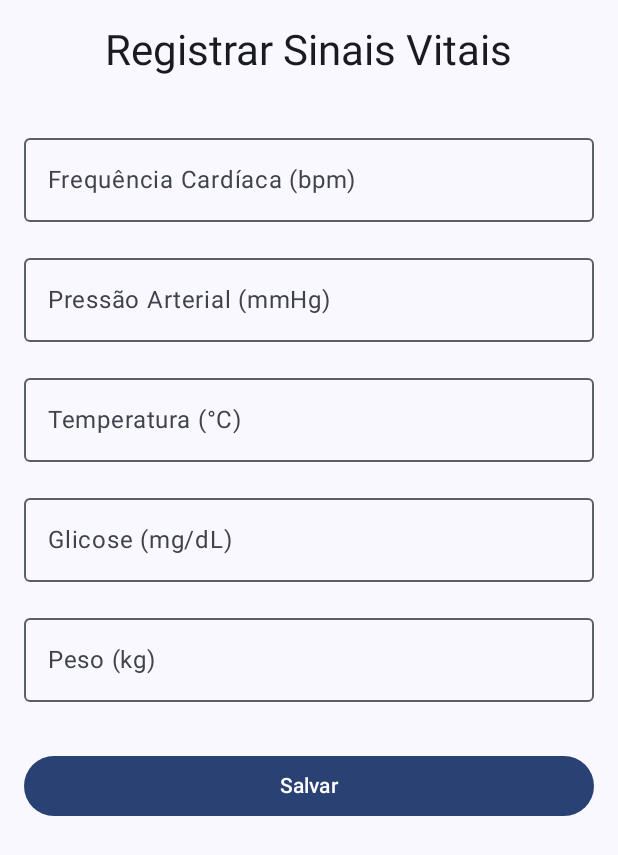
After one commit to gabriel-asafe/AppMobile, an Android app built with Jetpack Compose: the composable LogVitalsScreen called with empty values, on a phone screen of 412 x 824 dp. The commit adds this screen. Shown: the top 855 px of the screen. Run offline under Robolectric (Android 15) with nearby library versions, the phone set to English and light mode, and no system bars; our stand-ins replace Firebase (no records; nobody signed in at launch, a user with empty details on screens opened directly).

Commit message:
feat: Implementa funcionalidade de sinais vitais

```diff
--- a/app/build.gradle.kts
+++ b/app/build.gradle.kts
@@ -43,7 +43,7 @@ android {
         compose = true
     }
     composeOptions {
-        kotlinCompilerExtensionVersion = "1.5.3"
+        kotlinCompilerExtensionVersion = "1.5.11"
     }
 
     packaging {
--- /dev/null
+++ b/app/src/main/java/com/example/saudeconectada/ui/screens/LogVitalsScreen.kt
@@ -0,0 +1,87 @@
+package com.example.saudeconectada.ui.screens
+
+import androidx.compose.foundation.layout.*
+import androidx.compose.foundation.text.KeyboardOptions
+import androidx.compose.material3.*
+import androidx.compose.runtime.*
+import androidx.compose.ui.Alignment
+import androidx.compose.ui.Modifier
+import androidx.compose.ui.text.input.KeyboardType
+import androidx.compose.ui.unit.dp
+import androidx.lifecycle.viewmodel.compose.viewModel
+import androidx.navigation.NavController
+import com.example.saudeconectada.data.model.Vital
+import com.example.saudeconectada.ui.viewmodels.LogVitalsUiState
+import com.example.saudeconectada.ui.viewmodels.LogVitalsViewModel
+
+@Composable
+fun LogVitalsScreen(
+    navController: NavController,
+    patientId: String,
+    viewModel: LogVitalsViewModel = viewModel()
+) {
+    var heartRate by remember { mutableStateOf("") }
+    var bloodPressure by remember { mutableStateOf("") }
+    var temperature by remember { mutableStateOf("") }
+    var glucose by remember { mutableStateOf("") }
+    var weight by remember { mutableStateOf("") }
+
+    val uiState by viewModel.uiState.collectAsState()
+
+    LaunchedEffect(uiState) {
+        if (uiState is LogVitalsUiState.Success) {
+            navController.popBackStack()
+        }
+    }
+
+    Column(
+        modifier = Modifier
+            .fillMaxSize()
+            .padding(16.dp),
+        horizontalAlignment = Alignment.CenterHorizontally
+    ) {
+        Text("Registrar Sinais Vitais", style = MaterialTheme.typography.headlineMedium)
+        Spacer(modifier = Modifier.height(32.dp))
+
+        OutlinedTextField(value = heartRate, onValueChange = { heartRate = it }, label = { Text("Frequência Cardíaca (bpm)") }, keyboardOptions = KeyboardOptions(keyboardType = KeyboardType.Number), modifier = Modifier.fillMaxWidth())
+        Spacer(modifier = Modifier.height(16.dp))
+
+        OutlinedTextField(value = bloodPressure, onValueChange = { bloodPressure = it }, label = { Text("Pressão Arterial (mmHg)") }, keyboardOptions = KeyboardOptions(keyboardType = KeyboardType.Text), modifier = Modifier.fillMaxWidth())
+        Spacer(modifier = Modifier.height(16.dp))
+
+        OutlinedTextField(value = temperature, onValueChange = { temperature = it }, label = { Text("Temperatura (°C)") }, keyboardOptions = KeyboardOptions(keyboardType = KeyboardType.Decimal), modifier = Modifier.fillMaxWidth())
+        Spacer(modifier = Modifier.height(16.dp))
+
+        OutlinedTextField(value = glucose, onValueChange = { glucose = it }, label = { Text("Glicose (mg/dL)") }, keyboardOptions = KeyboardOptions(keyboardType = KeyboardType.Number), modifier = Modifier.fillMaxWidth())
+        Spacer(modifier = Modifier.height(16.dp))
+
+        OutlinedTextField(value = weight, onValueChange = { weight = it }, label = { Text("Peso (kg)") }, keyboardOptions = KeyboardOptions(keyboardType = KeyboardType.Decimal), modifier = Modifier.fillMaxWidth())
+        Spacer(modifier = Modifier.height(32.dp))
+
+        Button(
+            onClick = {
+                val vital = Vital(
+                    patientId = patientId,
+                    heartRate = heartRate.toIntOrNull() ?: 0,
+                    bloodPressure = bloodPressure,
+                    temperature = temperature.toDoubleOrNull() ?: 0.0,
+                    glucose = glucose.toIntOrNull() ?: 0,
+                    weight = weight.toDoubleOrNull() ?: 0.0
+                )
+                viewModel.addVital(vital)
+            },
+            modifier = Modifier.fillMaxWidth(),
+            enabled = uiState !is LogVitalsUiState.Loading
+        ) {
+            if (uiState is LogVitalsUiState.Loading) {
+                CircularProgressIndicator(modifier = Modifier.size(24.dp), color = MaterialTheme.colorScheme.onPrimary)
+            } else {
+                Text("Salvar")
+            }
+        }
+
+        if (uiState is LogVitalsUiState.Error) {
+            Text((uiState as LogVitalsUiState.Error).message, color = MaterialTheme.colorScheme.error, modifier = Modifier.padding(top = 8.dp))
+        }
+    }
+}
--- /dev/null
+++ b/app/src/main/java/com/example/saudeconectada/ui/viewmodels/LogVitalsViewModel.kt
@@ -0,0 +1,34 @@
+package com.example.saudeconectada.ui.viewmodels
+
+import androidx.lifecycle.ViewModel
+import androidx.lifecycle.viewModelScope
+import com.example.saudeconectada.data.model.Vital
+import com.example.saudeconectada.data.repository.VitalsRepository
+import kotlinx.coroutines.flow.MutableStateFlow
+import kotlinx.coroutines.flow.StateFlow
+import kotlinx.coroutines.launch
+
+class LogVitalsViewModel(private val vitalsRepository: VitalsRepository = VitalsRepository()) : ViewModel() {
+
+    private val _uiState = MutableStateFlow<LogVitalsUiState>(LogVitalsUiState.Idle)
+    val uiState: StateFlow<LogVitalsUiState> = _uiState
+
+    fun addVital(vital: Vital) {
+        viewModelScope.launch {
+            _uiState.value = LogVitalsUiState.Loading
+            val result = vitalsRepository.addVital(vital)
+            _uiState.value = if (result.isSuccess) {
+                LogVitalsUiState.Success
+            } else {
+                LogVitalsUiState.Error(result.exceptionOrNull()?.message ?: "Erro desconhecido")
+            }
+        }
+    }
+}
+
+sealed class LogVitalsUiState {
+    object Idle : LogVitalsUiState()
+    object Loading : LogVitalsUiState()
+    object Success : LogVitalsUiState()
+    data class Error(val message: String) : LogVitalsUiState()
+}
--- a/app/src/main/java/com/example/saudeconectada/ui/viewmodels/PatientDashboardViewModel.kt
+++ b/app/src/main/java/com/example/saudeconectada/ui/viewmodels/PatientDashboardViewModel.kt
@@ -19,7 +19,7 @@ class PatientDashboardViewModel : ViewModel() {
 
     private val repository = AuthRepository()
 
-    private val _uiState = MutableStateFlow<PatientDashboardUiState>(PatientDashboardUiState.Idle)
+    private val _uiState = MutableStateFlow<PatientDashboardUiState>(PatientDashboardUiState.Loading)
     val uiState = _uiState.asStateFlow()
 
     init {
--- a/gradle/libs.versions.toml
+++ b/gradle/libs.versions.toml
@@ -8,7 +8,7 @@ espressoCore = "3.7.0"
 lifecycleRuntimeKtx = "2.9.2"
 activityCompose = "1.10.1"
 composeBom = "2024.05.00"
-googleGmsGoogleServices = "4.4.2"
+googleGmsGoogleServices = "4.4.1"
 firebaseFirestore = "26.0.0"
 firebaseBom = "33.1.0"
 navigationCompose = "2.7.7"
```
Also changed, not shown: app/src/main/java/com/example/saudeconectada/data/model/Vital.kt (added, +15 -0 lines), app/src/main/java/com/example/saudeconectada/data/repository/AuthRepository.kt (+23 -2 lines), app/src/main/java/com/example/saudeconectada/data/repository/VitalsRepository.kt (added, +60 -0 lines), app/src/main/java/com/example/saudeconectada/navigation/AppNavigation.kt (+26 -0 lines), app/src/main/java/com/example/saudeconectada/ui/screens/DoctorDashboardScreen.kt (+35 -5 lines), app/src/main/java/com/example/saudeconectada/ui/screens/PatientDashboardScreen.kt (+17 -1 lines), app/src/main/java/com/example/saudeconectada/ui/screens/PatientVitalsScreen.kt (added, +79 -0 lines), app/src/main/java/com/example/saudeconectada/ui/viewmodels/DoctorDashboardViewModel.kt (+28 -7 lines), app/src/main/java/com/example/saudeconectada/ui/viewmodels/PatientVitalsViewModel.kt (added, +44 -0 lines).
